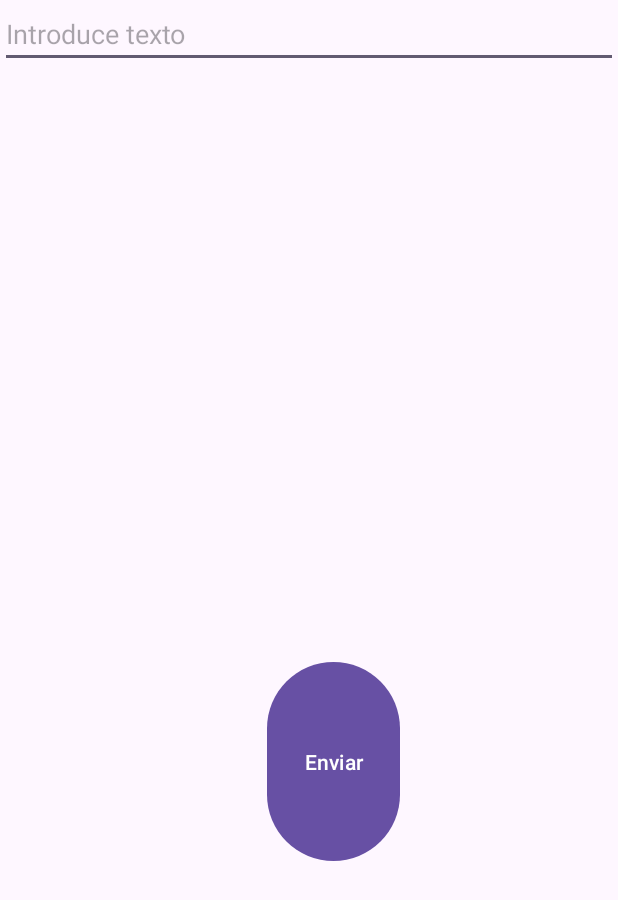
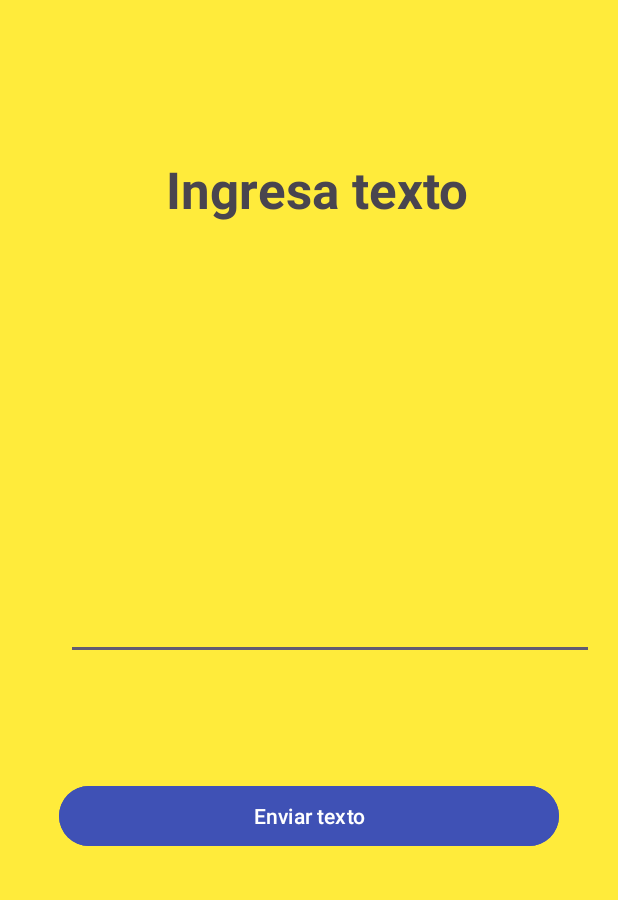
Before and after one commit to FranciscoGarzon/Pantallas, an Android app: the screen it shows after launch (MainActivity), on a phone screen of 412 x 824 dp. Shown: the top 900 px of the screen. Run offline under Robolectric (Android 15) with nearby library versions, the phone set to English and light mode, and no system bars.

Commit message:
cambios de pantallas

```diff
--- a/app/src/main/java/com/example/pantallas/MainActivity.kt
+++ b/app/src/main/java/com/example/pantallas/MainActivity.kt
@@ -1,25 +1,25 @@
 package com.example.pantallas
 
+import android.annotation.SuppressLint
 import android.content.Intent
+import android.os.Bundle
+import android.widget.Button
+import android.widget.EditText
 import androidx.appcompat.app.AppCompatActivity
-import android.os.Bundle
-import kotlinx.android.synthetic.main.activity_main.*
 
 class MainActivity : AppCompatActivity() {
+    @SuppressLint("MissingInflatedId")
     override fun onCreate(savedInstanceState: Bundle?) {
         super.onCreate(savedInstanceState)
         setContentView(R.layout.activity_main)
 
+        val editText = findViewById<EditText>(R.id.texto_principal)
+        val button = findViewById<Button>(R.id.bo_enviar)
+
         button.setOnClickListener {
-            val message = editText.text.toString()
-            val intent = Intent(this, DisplayMessageActivity::class.java).apply {
-                putExtra(EXTRA_MESSAGE, message)
-            }
+            val intent = Intent(this, MainActivity2::class.java)
+            intent.putExtra("key", editText.text.toString())
             startActivity(intent)
         }
     }
-
-    companion object {
-        const val EXTRA_MESSAGE = "com.example.myfirstapp.MESSAGE"
-    }
 }
--- a/app/src/main/res/layout/activity_main.xml
+++ b/app/src/main/res/layout/activity_main.xml
@@ -1,28 +1,50 @@
 <?xml version="1.0" encoding="utf-8"?>
-<RelativeLayout xmlns:android="http://schemas.android.com/apk/res/android"
+<androidx.constraintlayout.widget.ConstraintLayout xmlns:android="http://schemas.android.com/apk/res/android"
+    xmlns:app="http://schemas.android.com/apk/res-auto"
     xmlns:tools="http://schemas.android.com/tools"
     android:layout_width="match_parent"
     android:layout_height="match_parent"
+    android:background="#FFEB3B"
     tools:context=".MainActivity">
 
     <EditText
-        android:id="@+id/editText"
-        android:layout_width="match_parent"
-        android:layout_height="wrap_content"
-        android:hint="Introduce texto"/>
+        android:id="@+id/texto_principal"
+        android:layout_width="352dp"
+        android:layout_height="125dp"
+        android:ems="10"
+        android:inputType="text"
+        app:layout_constraintBottom_toBottomOf="parent"
+        app:layout_constraintEnd_toEndOf="parent"
+        app:layout_constraintHorizontal_bias="0.728"
+        app:layout_constraintStart_toStartOf="parent"
+        app:layout_constraintTop_toTopOf="parent"
+        app:layout_constraintVertical_bias="0.45" />
 
     <Button
-        android:id="@+id/button"
-        android:layout_width="wrap_content"
+        android:id="@+id/bo_enviar"
+        android:layout_width="500px"
         android:layout_height="wrap_content"
-        android:layout_below="@id/editText"
-        android:layout_alignParentStart="true"
-        android:layout_alignParentEnd="true"
-        android:layout_alignParentBottom="true"
-        android:layout_marginStart="178dp"
-        android:layout_marginTop="392dp"
-        android:layout_marginEnd="145dp"
-        android:layout_marginBottom="246dp"
-        android:text="Enviar" />
+        android:backgroundTint="#3F51B5"
+        android:text="Enviar texto"
+        android:textSize="14sp"
+        app:layout_constraintBottom_toBottomOf="parent"
+        app:layout_constraintEnd_toEndOf="parent"
+        app:layout_constraintHorizontal_bias="0.497"
+        app:layout_constraintStart_toStartOf="parent"
+        app:layout_constraintTop_toTopOf="parent"
+        app:layout_constraintVertical_bias="0.67" />
 
-</RelativeLayout>
+    <TextView
+        android:id="@+id/textView"
+        android:layout_width="214dp"
+        android:layout_height="74dp"
+        android:text="Ingresa texto"
+        android:textSize="34sp"
+        android:textStyle="bold"
+        app:layout_constraintBottom_toBottomOf="parent"
+        app:layout_constraintEnd_toEndOf="parent"
+        app:layout_constraintHorizontal_bias="0.558"
+        app:layout_constraintStart_toStartOf="parent"
+        app:layout_constraintTop_toTopOf="parent"
+        app:layout_constraintVertical_bias="0.138" />
+</androidx.constraintlayout.widget.ConstraintLayout>
```
Also changed, not shown: app/src/main/java/com/example/pantallas/MainActivity2.kt (+9 -6 lines), app/src/main/res/layout/activity_main2.xml (+15 -12 lines).
